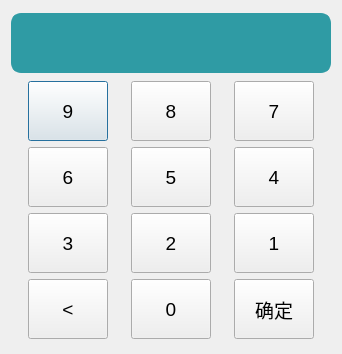
The window that passworddialog.ui (eagleqq/FaceRecognition) describes before a commit, drawn with Qt 5.
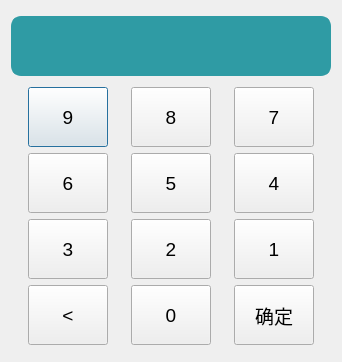
The same window after the commit.

Diff of the .ui file:
```diff
--- a/passworddialog.ui
+++ b/passworddialog.ui
@@ -7,7 +7,7 @@
     <x>0</x>
     <y>0</y>
     <width>342</width>
-    <height>354</height>
+    <height>362</height>
    </rect>
   </property>
   <property name="windowTitle">
```
